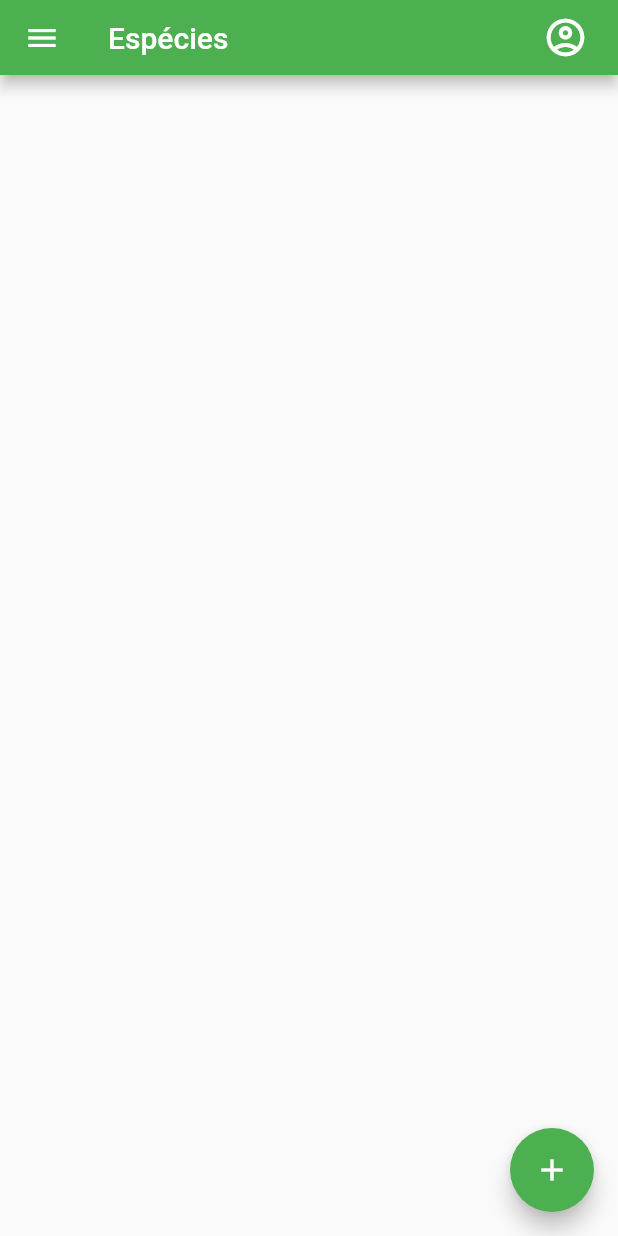
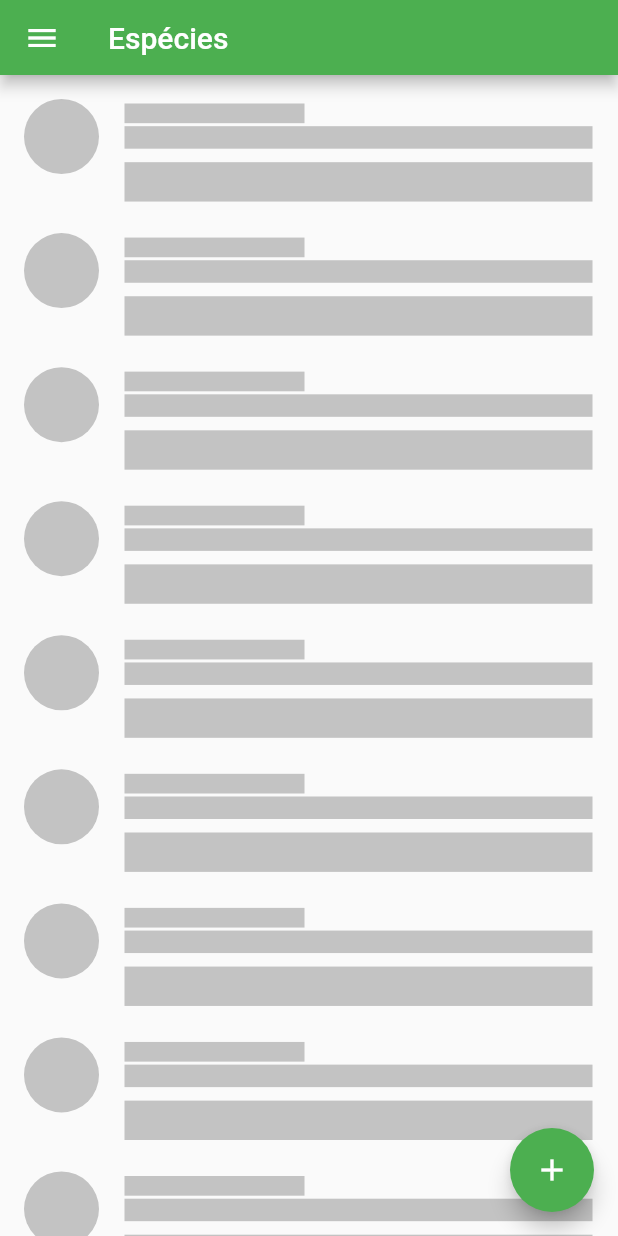
Before and after one commit to MatTerra/Fruity-App, a Flutter app: the AllSpeciesPage screen opened by its route, in the side drawer, after a tap on the "add" icon, on a phone screen of 412 x 824 dp. Run offline on Flutter 3.47's test engine with Material 2 defaults, Android fonts, the phone set to English and light mode, and no system bars; our stand-ins replace firebase_auth, firebase_core, flutter_form_builder, form_builder_validators; missing offline and left inert: firebase_ui_auth; accounts and stored records are empty; network calls fail; statements that could not run were skipped.

Commit message:
Loading indication

```diff
--- a/lib/app/components/fruityAppBar.dart
+++ b/lib/app/components/fruity_app_bar.dart
@@ -1,5 +1,5 @@
 import 'package:flutter/material.dart';
-import 'package:fruity/app/components/profileButton.dart';
+import 'package:fruity/app/components/profile_button.dart';
 
 class FruityAppBar extends StatelessWidget implements PreferredSizeWidget {
   @override
@@ -18,7 +18,6 @@ class FruityAppBar extends StatelessWidget implements PreferredSizeWidget {
     return AppBar(
       title: Text(title),
       automaticallyImplyLeading: true,
-      actions: <Widget>[ProfileButton()],
     );
   }
 }
--- /dev/null
+++ b/lib/app/components/fruity_drawer.dart
@@ -0,0 +1,64 @@
+import 'package:firebase_ui_auth/firebase_ui_auth.dart';
+import 'package:flutter/cupertino.dart';
+import 'package:flutter/material.dart';
+import 'package:firebase_auth/firebase_auth.dart';
+
+import 'package:fruity/pages/all_species_page.dart';
+
+class FruityDrawer extends StatelessWidget {
+  const FruityDrawer({
+    super.key,
+    required this.user,
+    required this.role,
+  });
+
+  final User? user;
+  final String role;
+
+  @override
+  Widget build(BuildContext context) {
+    return Drawer(
+      child: ListView(
+        padding: EdgeInsets.zero,
+        children: <Widget>[
+          DrawerHeader(
+            decoration: BoxDecoration(color: Colors.green),
+            child: Column(
+              children: [
+                Expanded(
+                  child: UserAvatar(
+                    auth: FirebaseAuth.instance,
+                  ),
+                ),
+                Text(user?.displayName ?? user?.email ?? '')
+              ],
+            ),
+          ),
+          ListTile(
+            title: const Text('Espécies'),
+            onTap: () {
+              Navigator.pushReplacement(
+                  context,
+                  MaterialPageRoute(
+                      builder: (context) =>
+                          AllSpeciesPage(pending: false)));
+            },
+          ),
+          role == 'admin'
+              ? ListTile(
+            title: const Text('Espécies pendentes'),
+            onTap: () {
+              Navigator.pushReplacement(
+                  context,
+                  MaterialPageRoute(
+                      builder: (context) => AllSpeciesPage(
+                        pending: true,
+                      )));
+            },
+          )
+              : Container()
+        ],
+      ),
+    );
+  }
+}
--- /dev/null
+++ b/lib/app/components/propose_species_button.dart
@@ -0,0 +1,20 @@
+import 'package:flutter/material.dart';
+import 'package:fruity/pages/propose_species.dart';
+
+class ProposeSpeciesButton extends StatelessWidget {
+  const ProposeSpeciesButton({
+    super.key,
+  });
+
+  @override
+  Widget build(BuildContext context) {
+    return FloatingActionButton(
+      onPressed: () {
+        Navigator.push(context,
+            MaterialPageRoute(builder: (context) => ProposeSpeciesPage()));
+      },
+      tooltip: 'Propor nova espécie',
+      child: const Icon(Icons.add),
+    );
+  }
+}
--- /dev/null
+++ b/lib/app/components/species_list_item_loader.dart
@@ -0,0 +1,87 @@
+import 'package:flutter/material.dart';
+
+class SpeciesListItemLoader extends StatefulWidget {
+  const SpeciesListItemLoader({Key? key}) : super(key: key);
+
+  @override
+  _SpeciesListItemLoaderState createState() => _SpeciesListItemLoaderState();
+}
+
+class _SpeciesListItemLoaderState extends State<SpeciesListItemLoader>
+    with SingleTickerProviderStateMixin {
+  late AnimationController _controller;
+  late Animation<Color?> animation;
+
+  @override
+  void initState() {
+    super.initState();
+    _controller = AnimationController(
+        duration: const Duration(milliseconds: 800), vsync: this);
+    animation = TweenSequence<Color?>([
+      TweenSequenceItem<Color?>(
+        weight: 1.0,
+        tween: ColorTween(
+          begin: Colors.black26,
+          end: const Color(0x22FFFFFF),
+        ),
+      ),
+      TweenSequenceItem<Color?>(
+        weight: 1.0,
+        tween: ColorTween(
+          begin: const Color(0x22FFFFFF),
+          end: Colors.black26,
+        ),
+      ),
+    ]).animate(_controller)
+      ..addListener(() {
+        setState(() {});
+      });
+    _controller.repeat();
+  }
+
+  @override
+  void dispose() {
+    _controller.dispose();
+    super.dispose();
+  }
+
+  @override
+  Widget build(BuildContext context) {
+    return ListTile(
+        onTap: () {},
+        leading: Container(
+          height: 50,
+          width: 50,
+          decoration: BoxDecoration(
+            borderRadius: BorderRadius.circular(25),
+            color: animation.value,
+          ),
+        ),
+        title: Column(
+          crossAxisAlignment: CrossAxisAlignment.start,
+          children: <Widget>[
+            Container(
+              margin: const EdgeInsets.fromLTRB(1, 15, 1, 1),
+              height: 13.125,
+              width: 120,
+              color: animation.value,
+            ),
+            Container(
+              margin: const EdgeInsets.fromLTRB(1, 1, 1, 1),
+              height: 15,
+              width: double.infinity,
+              color: animation.value,
+            ),
+            const SizedBox(
+              height: 7,
+            )
+          ],
+        ),
+        subtitle: Container(
+          margin: const EdgeInsets.fromLTRB(1, 1, 1, 1),
+          height: 26.25,
+          width: double.infinity,
+          color: animation.value,
+        ));
+  }
+}
--- a/lib/domain/entities/species.dart
+++ b/lib/domain/entities/species.dart
@@ -8,6 +8,7 @@ class Species {
   List<String>? picturesUrl;
   int? seasonStartMonth;
   int? seasonEndMonth;
+  bool? approved;
 
   Species({this.id,
     required this.creator,
@@ -17,7 +18,8 @@ class Species {
     this.links,
     this.picturesUrl,
     this.seasonStartMonth,
-    this.seasonEndMonth});
+    this.seasonEndMonth,
+    this.approved});
 
   Species.fromJson(Map<String, dynamic> json)
       : id = json['id_'],
@@ -29,7 +31,8 @@ class Species {
         links = List<String>.from(json['links']),
         picturesUrl = List<String>.from(json['pictures_url']),
         seasonStartMonth = json['season_start_month'],
-        seasonEndMonth = json['season_end_month'];
+        seasonEndMonth = json['season_end_month'],
+        approved = json['approved'];
 
   Map<String, dynamic> toJson() {
     Map<String, dynamic> json = {
--- a/lib/pages/all_species_page.dart
+++ b/lib/pages/all_species_page.dart
@@ -1,13 +1,13 @@
-import 'package:firebase_ui_auth/firebase_ui_auth.dart';
-import 'package:flutter/cupertino.dart';
+import 'package:firebase_auth/firebase_auth.dart';
 import 'package:flutter/material.dart';
+import 'package:fruity/app/components/fruity_drawer.dart';
+import 'package:fruity/app/components/species_list_item.dart';
+import 'package:fruity/app/components/species_list_item_loader.dart';
 import 'package:fruity/domain/repository/species_repository.dart';
 import 'package:fruity/infra/repository/species_http_repository.dart';
-import 'package:fruity/pages/propose_species.dart';
-import 'package:fruity/pages/species_detail_page.dart';
-import 'package:firebase_auth/firebase_auth.dart';
+import 'package:fruity/app/components/propose_species_button.dart';
 
-import '../app/components/fruityAppBar.dart';
+import '../app/components/fruity_app_bar.dart';
 import '../domain/entities/species.dart';
 
 class AllSpeciesPage extends StatefulWidget {
@@ -28,6 +28,9 @@ class _AllSpeciesPageState extends State<AllSpeciesPage> {
   late User? user = FirebaseAuth.instance.currentUser;
 
   Future<void> update() async {
+    setState(() {
+      species = [];
+    });
     var speciesFromRemote = widget.pending
         ? await repository.getPendingSpecies()
         : await repository.getAllSpecies();
@@ -53,100 +56,19 @@ class _AllSpeciesPageState extends State<AllSpeciesPage> {
   @override
   Widget build(BuildContext context) {
     return Scaffold(
-        drawer: Drawer(
-          child: ListView(
-            padding: EdgeInsets.zero,
-            children: <Widget>[
-              DrawerHeader(
-                decoration: BoxDecoration(color: Colors.green),
-                child: Column(
-                  children: [
-                    Expanded(
-                      child: UserAvatar(
-                        auth: FirebaseAuth.instance,
-                      ),
-                    ),
-                    Text(user?.displayName ?? user?.email ?? '')
-                  ],
-                ),
-              ),
-              ListTile(
-                title: const Text('Espécies'),
-                onTap: () {
-                  Navigator.pushReplacement(
-                      context,
-                      MaterialPageRoute(
-                          builder: (context) =>
-                              AllSpeciesPage(pending: false)));
-                },
-              ),
-              role == 'admin'
-                  ? ListTile(
-                      title: const Text('Espécies pendentes'),
-                      onTap: () {
-                        Navigator.pushReplacement(
-                            context,
-                            MaterialPageRoute(
-                                builder: (context) => AllSpeciesPage(
-                                      pending: true,
-                                    )));
-                      },
-                    )
-                  : Container()
-            ],
-          ),
-        ),
+        drawer: FruityDrawer(user: user, role: role),
         appBar: FruityAppBar(widget.title),
         body: RefreshIndicator(
           onRefresh: update,
-          child: ListView(children: <Widget>[
-            ...species.map(
-              (specie) => ListTile(
-                  onTap: () {
-                    Navigator.push(
-                        context,
-                        MaterialPageRoute(
-                            builder: (context) => SpeciesDetailPage(
-                                species: specie, pending: widget.pending)));
-                  },
-                  leading: Container(
-                    height: 50,
-                    width: 50,
-                    child: CircleAvatar(
-                      backgroundImage: specie.picturesUrl!.isNotEmpty
-                          ? NetworkImage(specie.picturesUrl![0])
-                          : AssetImage('assets/tree-silhouette.png')
-                              as ImageProvider,
-                    ),
-                  ),
-                  title: Column(
-                    crossAxisAlignment: CrossAxisAlignment.start,
-                    children: <Widget>[
-                      Text(specie.scientificName,
-                          style: const TextStyle(
-                              fontStyle: FontStyle.italic,
-                              fontWeight: FontWeight.bold)),
-                      Text(specie.popularNames!.join(", ")),
-                      const SizedBox(
-                        height: 7,
-                      )
-                    ],
-                  ),
-                  subtitle: Text(
-                    specie.description!,
-                    maxLines: 2,
-                    overflow: TextOverflow.ellipsis,
-                  )),
-            ),
-          ]),
+          child: ListView(
+              children: species.isNotEmpty
+                  ? <Widget>[
+                      ...species.map(
+                        (specie) => SpeciesListItem(species: specie),
+                      ),
+                    ]
+                  : List.filled(10, const SpeciesListItemLoader())),
         ),
-        floatingActionButton: FloatingActionButton(
-          onPressed: () {
-            Navigator.push(context,
-                MaterialPageRoute(builder: (context) => ProposeSpeciesPage()));
-          },
-          tooltip: 'Propor nova espécie',
-          child: const Icon(Icons.add),
-        ));
+        floatingActionButton: ProposeSpeciesButton());
   }
 }
--- a/lib/pages/homePage.dart
+++ b/lib/pages/home_page.dart
@@ -1,6 +1,6 @@
 import 'package:flutter/cupertino.dart';
 import 'package:flutter/material.dart';
-import 'package:fruity/app/components/fruityAppBar.dart';
+import 'package:fruity/app/components/fruity_app_bar.dart';
 
 class MyHomePage extends StatefulWidget {
   const MyHomePage({Key? key, required this.title}) : super(key: key);
--- a/lib/pages/propose_species.dart
+++ b/lib/pages/propose_species.dart
@@ -4,9 +4,9 @@ import 'package:flutter/material.dart';
 import 'package:flutter/services.dart';
 import 'package:flutter_form_builder/flutter_form_builder.dart';
 import 'package:form_builder_validators/form_builder_validators.dart';
-import 'package:fruity/app/components/fruityAppBar.dart';
+import 'package:fruity/app/components/fruity_app_bar.dart';
 import 'package:firebase_auth/firebase_auth.dart';
-import 'package:fruity/pages/species_detail_page.dart';
+import 'package:fruity/pages/speciesDetailPage.dart';
 
 import '../domain/entities/species.dart';
 import '../domain/repository/species_repository.dart';
```
Also changed, not shown: lib/app/components/field_with_title.dart (added, +31 -0 lines), lib/app/components/species_list_item.dart (added, +57 -0 lines), lib/pages/speciesDetailPage.dart (renamed from lib/pages/species_detail_page.dart, +29 -40 lines), lib/app/components/profile_button.dart (renamed from lib/app/components/profileButton.dart).
